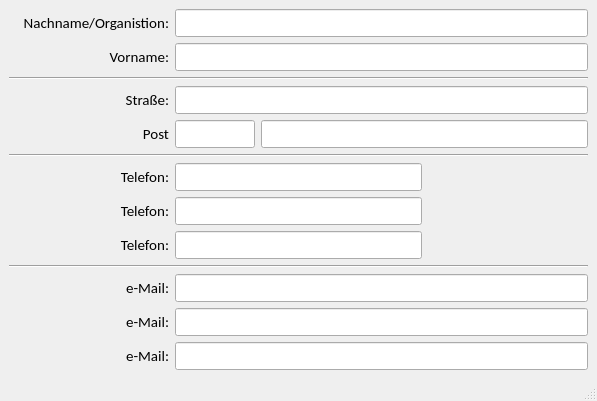
Qt form core/scopes/kontakt/kontakt.ui (gidhoog/AlmGIS) before a commit.
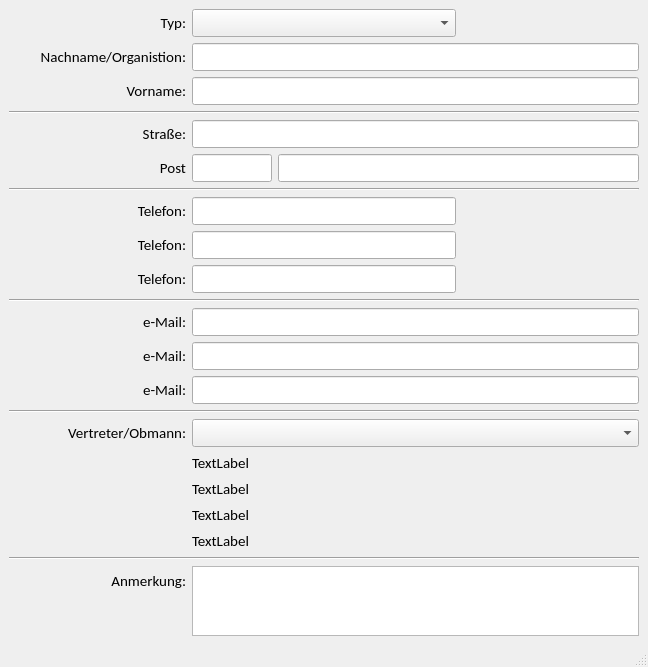
The same form after that commit.

Commit message: erstelle den kontakt-bereich nach dem gis-prinzip

Patch:
```diff
--- a/core/scopes/kontakt/kontakt.ui
+++ b/core/scopes/kontakt/kontakt.ui
@@ -6,8 +6,8 @@
    <rect>
     <x>0</x>
     <y>0</y>
-    <width>597</width>
-    <height>382</height>
+    <width>648</width>
+    <height>633</height>
    </rect>
   </property>
   <property name="windowTitle">
@@ -17,73 +17,57 @@
    <layout class="QVBoxLayout" name="verticalLayout">
     <item>
      <layout class="QGridLayout" name="gridLayout">
-      <item row="12" column="0">
-       <widget class="QLabel" name="label_12">
+      <item row="12" column="1" colspan="3">
+       <widget class="QLineEdit" name="uiMail2Ledit">
         <property name="font">
          <font>
           <family>Calibri</family>
           <pointsize>11</pointsize>
          </font>
         </property>
-        <property name="text">
-         <string>e-Mail:</string>
+        <property name="clearButtonEnabled">
+         <bool>true</bool>
         </property>
-        <property name="alignment">
-         <set>Qt::AlignRight|Qt::AlignTrailing|Qt::AlignVCenter</set>
-        </property>
        </widget>
       </item>
-      <item row="3" column="0">
-       <widget class="QLabel" name="label_6">
+      <item row="7" column="1" colspan="2">
+       <widget class="QLineEdit" name="uiTelefon1Ledit">
         <property name="font">
          <font>
           <family>Calibri</family>
           <pointsize>11</pointsize>
          </font>
         </property>
-        <property name="text">
-         <string>Straße:</string>
+        <property name="clearButtonEnabled">
+         <bool>true</bool>
         </property>
-        <property name="alignment">
-         <set>Qt::AlignRight|Qt::AlignTrailing|Qt::AlignVCenter</set>
-        </property>
        </widget>
       </item>
-      <item row="5" column="0" colspan="4">
-       <widget class="Line" name="line_2">
-        <property name="orientation">
-         <enum>Qt::Horizontal</enum>
+      <item row="16" column="1" colspan="3">
+       <widget class="QLabel" name="uiVertreterAdresse1Lbl">
+        <property name="font">
+         <font>
+          <family>Calibri</family>
+          <pointsize>11</pointsize>
+         </font>
         </property>
-       </widget>
-      </item>
-      <item row="2" column="0" colspan="4">
-       <widget class="Line" name="line">
-        <property name="orientation">
-         <enum>Qt::Horizontal</enum>
+        <property name="text">
+         <string>TextLabel</string>
         </property>
        </widget>
       </item>
-      <item row="4" column="1">
-       <widget class="QLineEdit" name="uiPlzLedit">
-        <property name="maximumSize">
-         <size>
-          <width>80</width>
-          <height>16777215</height>
-         </size>
-        </property>
+      <item row="21" column="1" colspan="3">
+       <widget class="QPlainTextEdit" name="plainTextEdit">
         <property name="font">
          <font>
           <family>Calibri</family>
           <pointsize>11</pointsize>
          </font>
         </property>
-        <property name="clearButtonEnabled">
-         <bool>true</bool>
-        </property>
        </widget>
       </item>
-      <item row="0" column="1" colspan="3">
-       <widget class="QLineEdit" name="uiNachnameLedit">
+      <item row="9" column="1" colspan="2">
+       <widget class="QLineEdit" name="uiTelefon3Ledit">
         <property name="font">
          <font>
           <family>Calibri</family>
@@ -95,7 +79,7 @@
         </property>
        </widget>
       </item>
-      <item row="3" column="1" colspan="3">
+      <item row="4" column="1" colspan="3">
        <widget class="QLineEdit" name="uiStrasseLedit">
         <property name="font">
          <font>
@@ -108,21 +92,8 @@
         </property>
        </widget>
       </item>
-      <item row="4" column="2" colspan="2">
-       <widget class="QLineEdit" name="uiOrtLedit">
-        <property name="font">
-         <font>
-          <family>Calibri</family>
-          <pointsize>11</pointsize>
-         </font>
-        </property>
-        <property name="clearButtonEnabled">
-         <bool>true</bool>
-        </property>
-       </widget>
-      </item>
-      <item row="6" column="0">
-       <widget class="QLabel" name="label_8">
+      <item row="11" column="0">
+       <widget class="QLabel" name="label_10">
         <property name="font">
          <font>
           <family>Calibri</family>
@@ -130,14 +101,14 @@
          </font>
         </property>
         <property name="text">
-         <string>Telefon:</string>
+         <string>e-Mail:</string>
         </property>
         <property name="alignment">
          <set>Qt::AlignRight|Qt::AlignTrailing|Qt::AlignVCenter</set>
         </property>
        </widget>
       </item>
-      <item row="7" column="0">
+      <item row="8" column="0">
        <widget class="QLabel" name="label_3">
         <property name="font">
          <font>
@@ -153,20 +124,44 @@
         </property>
        </widget>
       </item>
-      <item row="1" column="1" colspan="3">
-       <widget class="QLineEdit" name="uiVornameLedit">
-        <property name="font">
-         <font>
-          <family>Calibri</family>
-          <pointsize>11</pointsize>
-         </font>
+      <item row="6" column="0" colspan="4">
+       <widget class="Line" name="line_2">
+        <property name="orientation">
+         <enum>Qt::Horizontal</enum>
         </property>
-        <property name="clearButtonEnabled">
-         <bool>true</bool>
+       </widget>
+      </item>
+      <item row="3" column="0" colspan="4">
+       <widget class="Line" name="line">
+        <property name="orientation">
+         <enum>Qt::Horizontal</enum>
         </property>
        </widget>
       </item>
       <item row="0" column="0">
+       <widget class="QLabel" name="label_4">
+        <property name="font">
+         <font>
+          <family>Calibri</family>
+          <pointsize>11</pointsize>
+         </font>
+        </property>
+        <property name="text">
+         <string>Typ:</string>
+        </property>
+        <property name="alignment">
+         <set>Qt::AlignRight|Qt::AlignTrailing|Qt::AlignVCenter</set>
+        </property>
+       </widget>
+      </item>
+      <item row="10" column="0" colspan="4">
+       <widget class="Line" name="line_4">
+        <property name="orientation">
+         <enum>Qt::Horizontal</enum>
+        </property>
+       </widget>
+      </item>
+      <item row="1" column="0">
        <widget class="QLabel" name="label">
         <property name="font">
          <font>
@@ -182,84 +177,14 @@
         </property>
        </widget>
       </item>
-      <item row="1" column="0">
-       <widget class="QLabel" name="label_2">
-        <property name="font">
-         <font>
-          <family>Calibri</family>
-          <pointsize>11</pointsize>
-         </font>
+      <item row="14" column="0" colspan="4">
+       <widget class="Line" name="line_3">
+        <property name="orientation">
+         <enum>Qt::Horizontal</enum>
         </property>
-        <property name="text">
-         <string>Vorname:</string>
-        </property>
-        <property name="alignment">
-         <set>Qt::AlignRight|Qt::AlignTrailing|Qt::AlignVCenter</set>
-        </property>
        </widget>
       </item>
-      <item row="10" column="1" colspan="3">
-       <widget class="QLineEdit" name="uiMail1Ledit">
-        <property name="font">
-         <font>
-          <family>Calibri</family>
-          <pointsize>11</pointsize>
-         </font>
-        </property>
-        <property name="clearButtonEnabled">
-         <bool>true</bool>
-        </property>
-       </widget>
-      </item>
-      <item row="4" column="0">
-       <widget class="QLabel" name="label_7">
-        <property name="font">
-         <font>
-          <family>Calibri</family>
-          <pointsize>11</pointsize>
-         </font>
-        </property>
-        <property name="text">
-         <string>Post</string>
-        </property>
-        <property name="alignment">
-         <set>Qt::AlignRight|Qt::AlignTrailing|Qt::AlignVCenter</set>
-        </property>
-       </widget>
-      </item>
-      <item row="11" column="0">
-       <widget class="QLabel" name="label_9">
-        <property name="font">
-         <font>
-          <family>Calibri</family>
-          <pointsize>11</pointsize>
-         </font>
-        </property>
-        <property name="text">
-         <string>e-Mail:</string>
-        </property>
-        <property name="alignment">
-         <set>Qt::AlignRight|Qt::AlignTrailing|Qt::AlignVCenter</set>
-        </property>
-       </widget>
-      </item>
-      <item row="10" column="0">
-       <widget class="QLabel" name="label_10">
-        <property name="font">
-         <font>
-          <family>Calibri</family>
-          <pointsize>11</pointsize>
-         </font>
-        </property>
-        <property name="text">
-         <string>e-Mail:</string>
-        </property>
-        <property name="alignment">
-         <set>Qt::AlignRight|Qt::AlignTrailing|Qt::AlignVCenter</set>
-        </property>
-       </widget>
-      </item>
-      <item row="8" column="0">
+      <item row="9" column="0">
        <widget class="QLabel" name="label_5">
         <property name="font">
          <font>
@@ -275,27 +200,23 @@
         </property>
        </widget>
       </item>
-      <item row="9" column="0" colspan="4">
-       <widget class="Line" name="line_4">
-        <property name="orientation">
-         <enum>Qt::Horizontal</enum>
-        </property>
-       </widget>
-      </item>
-      <item row="11" column="1" colspan="3">
-       <widget class="QLineEdit" name="uiMail2Ledit">
+      <item row="15" column="0">
+       <widget class="QLabel" name="label_13">
         <property name="font">
          <font>
           <family>Calibri</family>
           <pointsize>11</pointsize>
          </font>
         </property>
-        <property name="clearButtonEnabled">
-         <bool>true</bool>
+        <property name="text">
+         <string>Vertreter/Obmann:</string>
+        </property>
+        <property name="alignment">
+         <set>Qt::AlignRight|Qt::AlignTrailing|Qt::AlignVCenter</set>
         </property>
        </widget>
       </item>
-      <item row="12" column="1" colspan="3">
+      <item row="13" column="1" colspan="3">
        <widget class="QLineEdit" name="uiMail3Ledit">
         <property name="font">
          <font>
@@ -308,20 +229,94 @@
         </property>
        </widget>
       </item>
+      <item row="19" column="1" colspan="3">
+       <widget class="QLabel" name="uiVertreterMailLbl">
+        <property name="font">
+         <font>
+          <family>Calibri</family>
+          <pointsize>11</pointsize>
+         </font>
+        </property>
+        <property name="text">
+         <string>TextLabel</string>
+        </property>
+       </widget>
+      </item>
+      <item row="1" column="1" colspan="3">
+       <widget class="QLineEdit" name="uiNachnameLedit">
+        <property name="font">
+         <font>
+          <family>Calibri</family>
+          <pointsize>11</pointsize>
+         </font>
+        </property>
+        <property name="clearButtonEnabled">
+         <bool>true</bool>
+        </property>
+       </widget>
+      </item>
+      <item row="4" column="0">
+       <widget class="QLabel" name="label_6">
+        <property name="font">
+         <font>
+          <family>Calibri</family>
+          <pointsize>11</pointsize>
+         </font>
+        </property>
+        <property name="text">
+         <string>Straße:</string>
+        </property>
+        <property name="alignment">
+         <set>Qt::AlignRight|Qt::AlignTrailing|Qt::AlignVCenter</set>
+        </property>
+       </widget>
+      </item>
+      <item row="13" column="0">
+       <widget class="QLabel" name="label_12">
+        <property name="font">
+         <font>
+          <family>Calibri</family>
+          <pointsize>11</pointsize>
+         </font>
+        </property>
+        <property name="text">
+         <string>e-Mail:</string>
+        </property>
+        <property name="alignment">
+         <set>Qt::AlignRight|Qt::AlignTrailing|Qt::AlignVCenter</set>
+        </property>
+       </widget>
+      </item>
+      <item row="12" column="0">
+       <widget class="QLabel" name="label_9">
+        <property name="font">
+         <font>
+          <family>Calibri</family>
+          <pointsize>11</pointsize>
+         </font>
+        </property>
+        <property name="text">
+         <string>e-Mail:</string>
+        </property>
+        <property name="alignment">
+         <set>Qt::AlignRight|Qt::AlignTrailing|Qt::AlignVCenter</set>
+        </property>
+       </widget>
+      </item>
+      <item row="2" column="1" colspan="3">
+       <widget class="QLineEdit" name="uiVornameLedit">
+        <property name="font">
+         <font>
+          <family>Calibri</family>
+          <pointsize>11</pointsize>
+         </font>
+        </property>
+        <property name="clearButtonEnabled">
+         <bool>true</bool>
+        </property>
+       </widget>
+      </item>
       <item row="8" column="1" colspan="2">
-       <widget class="QLineEdit" name="uiTelefon3Ledit">
-        <property name="font">
-         <font>
-          <family>Calibri</family>
-          <pointsize>11</pointsize>
-         </font>
-        </property>
-        <property name="clearButtonEnabled">
-         <bool>true</bool>
-        </property>
-       </widget>
-      </item>
-      <item row="7" column="1" colspan="2">
        <widget class="QLineEdit" name="uiTelefon2Ledit">
         <property name="font">
          <font>
@@ -334,19 +329,188 @@
         </property>
        </widget>
       </item>
-      <item row="6" column="1" colspan="2">
-       <widget class="QLineEdit" name="uiTelefon1Ledit">
+      <item row="21" column="0">
+       <layout class="QVBoxLayout" name="verticalLayout_2">
+        <property name="topMargin">
+         <number>5</number>
+        </property>
+        <item>
+         <widget class="QLabel" name="label_11">
         <property name="font">
          <font>
           <family>Calibri</family>
           <pointsize>11</pointsize>
          </font>
         </property>
+          <property name="text">
+           <string>Anmerkung:</string>
+          </property>
+          <property name="alignment">
+           <set>Qt::AlignRight|Qt::AlignTrailing|Qt::AlignVCenter</set>
+          </property>
+         </widget>
+        </item>
+        <item>
+         <spacer name="verticalSpacer">
+          <property name="orientation">
+           <enum>Qt::Vertical</enum>
+          </property>
+          <property name="sizeHint" stdset="0">
+           <size>
+            <width>20</width>
+            <height>40</height>
+           </size>
+          </property>
+         </spacer>
+        </item>
+       </layout>
+      </item>
+      <item row="17" column="1" colspan="3">
+       <widget class="QLabel" name="uiVertreterAdresse2Lbl">
+        <property name="font">
+         <font>
+          <family>Calibri</family>
+          <pointsize>11</pointsize>
+         </font>
+        </property>
+        <property name="text">
+         <string>TextLabel</string>
+        </property>
+       </widget>
+      </item>
+      <item row="18" column="1" colspan="3">
+       <widget class="QLabel" name="uiVertreterTelefonLbl">
+        <property name="font">
+         <font>
+          <family>Calibri</family>
+          <pointsize>11</pointsize>
+         </font>
+        </property>
+        <property name="text">
+         <string>TextLabel</string>
+        </property>
+       </widget>
+      </item>
+      <item row="5" column="2" colspan="2">
+       <widget class="QLineEdit" name="uiOrtLedit">
+        <property name="font">
+         <font>
+          <family>Calibri</family>
+          <pointsize>11</pointsize>
+         </font>
+        </property>
         <property name="clearButtonEnabled">
          <bool>true</bool>
         </property>
        </widget>
       </item>
+      <item row="11" column="1" colspan="3">
+       <widget class="QLineEdit" name="uiMail1Ledit">
+        <property name="font">
+         <font>
+          <family>Calibri</family>
+          <pointsize>11</pointsize>
+         </font>
+        </property>
+        <property name="clearButtonEnabled">
+         <bool>true</bool>
+        </property>
+       </widget>
+      </item>
+      <item row="15" column="1" colspan="3">
+       <widget class="QComboBox" name="uiVertreterCombo">
+        <property name="font">
+         <font>
+          <family>Calibri</family>
+          <pointsize>11</pointsize>
+         </font>
+        </property>
+       </widget>
+      </item>
+      <item row="7" column="0">
+       <widget class="QLabel" name="label_8">
+        <property name="font">
+         <font>
+          <family>Calibri</family>
+          <pointsize>11</pointsize>
+         </font>
+        </property>
+        <property name="text">
+         <string>Telefon:</string>
+        </property>
+        <property name="alignment">
+         <set>Qt::AlignRight|Qt::AlignTrailing|Qt::AlignVCenter</set>
+        </property>
+       </widget>
+      </item>
+      <item row="5" column="1">
+       <widget class="QLineEdit" name="uiPlzLedit">
+        <property name="maximumSize">
+         <size>
+          <width>80</width>
+          <height>16777215</height>
+         </size>
+        </property>
+        <property name="font">
+         <font>
+          <family>Calibri</family>
+          <pointsize>11</pointsize>
+         </font>
+        </property>
+        <property name="clearButtonEnabled">
+         <bool>true</bool>
+        </property>
+       </widget>
+      </item>
+      <item row="5" column="0">
+       <widget class="QLabel" name="label_7">
+        <property name="font">
+         <font>
+          <family>Calibri</family>
+          <pointsize>11</pointsize>
+         </font>
+        </property>
+        <property name="text">
+         <string>Post</string>
+        </property>
+        <property name="alignment">
+         <set>Qt::AlignRight|Qt::AlignTrailing|Qt::AlignVCenter</set>
+        </property>
+       </widget>
+      </item>
+      <item row="2" column="0">
+       <widget class="QLabel" name="label_2">
+        <property name="font">
+         <font>
+          <family>Calibri</family>
+          <pointsize>11</pointsize>
+         </font>
+        </property>
+        <property name="text">
+         <string>Vorname:</string>
+        </property>
+        <property name="alignment">
+         <set>Qt::AlignRight|Qt::AlignTrailing|Qt::AlignVCenter</set>
+        </property>
+       </widget>
+      </item>
+      <item row="20" column="0" colspan="4">
+       <widget class="Line" name="line_5">
+        <property name="orientation">
+         <enum>Qt::Horizontal</enum>
+        </property>
+       </widget>
+      </item>
+      <item row="0" column="1" colspan="2">
+       <widget class="QComboBox" name="uiTypCombo">
+        <property name="font">
+         <font>
+          <family>Calibri</family>
+          <pointsize>11</pointsize>
+         </font>
+        </property>
+       </widget>
+      </item>
      </layout>
     </item>
    </layout>
```
Left out of the diff: 5 changed lines with no effect on the pictures. Lines whose indentation alone changed are shown as unchanged. The commit also changes 7 other files.
